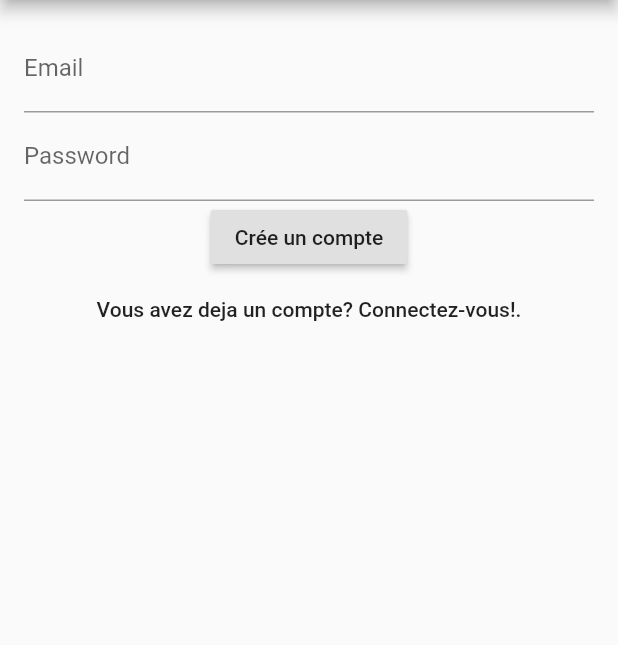
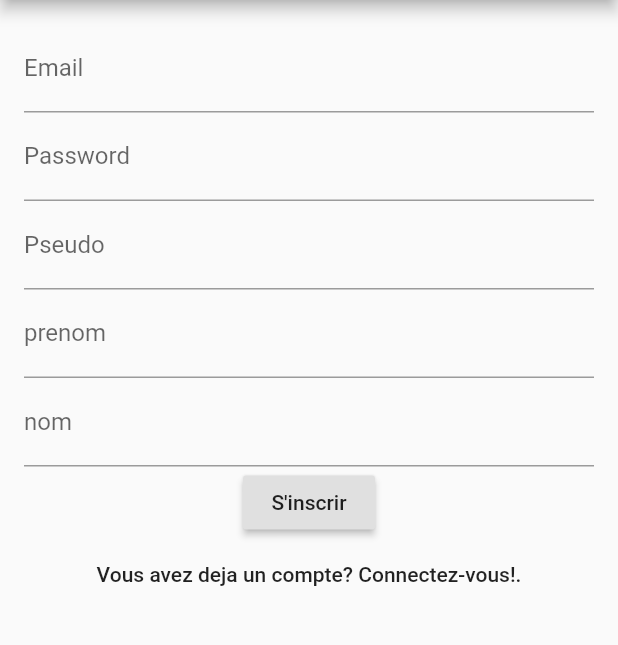
Before and after one commit to Mdennoun/wolcare, a Flutter app: the screen it shows after launch, after a tap on an icon or button, on a phone screen of 412 x 824 dp, the part 84-729 px from its top. Run offline on Flutter 3.47's test engine with Material 2 defaults, Android fonts, the phone set to English and light mode, and no system bars; network calls fail.

```diff
--- a/lib/login.dart
+++ b/lib/login.dart
@@ -174,6 +174,30 @@ class _LoginPageState extends State<LoginPage> {
   }
 
   Widget _buildTextFields() {
+    if(_form == FormType.login){
+        return new Container(
+          child: new Column(
+            children: <Widget>[
+              new Container(
+                child : new TextField(
+                  controller: _emailFilter,
+                  decoration: new InputDecoration(
+                    labelText: 'Email'
+                  ),
+                )
+              ),
+              new Container(
+                child :new TextField(
+                  controller: _passwordFilter,
+                  decoration: new InputDecoration(
+                    labelText: 'Mot de passe'
+                  ),
+                ),
+              ),
+            ],
+          ),
+        );
+    } else {
       return new Container(
         child: new Column(
           children: <Widget>[
@@ -193,10 +217,38 @@ class _LoginPageState extends State<LoginPage> {
                 ),
                 obscureText: true,
               ),
-          )
+            ),
+            new Container(
+              child: new TextField(
+                controller: _pseudoFilter,
+                decoration: new InputDecoration(
+                    labelText: 'Pseudo'
+                ),
+                obscureText: true,
+              ),
+            ),
+            new Container(
+              child: new TextField(
+                controller: _firstNameFilter,
+                decoration: new InputDecoration(
+                    labelText: 'prenom'
+                ),
+                obscureText: true,
+              ),
+            ),
+            new Container(
+              child: new TextField(
+                controller: _lastNameFilter,
+                decoration: new InputDecoration(
+                    labelText: 'nom'
+                ),
+                obscureText: true,
+              ),
+            ),
           ],
         ),
       );
+    }
   }
 
   Widget _buildButtons() {
@@ -224,7 +276,7 @@ class _LoginPageState extends State<LoginPage> {
         child: new Column(
           children: <Widget>[
             new RaisedButton(
-              child: new Text('Crée un compte'),
+              child: new Text('S\'inscrir'),
               onPressed: _createAccountPressed,
             ),
             new FlatButton(
```
Lines whose indentation alone changed are shown as unchanged.
